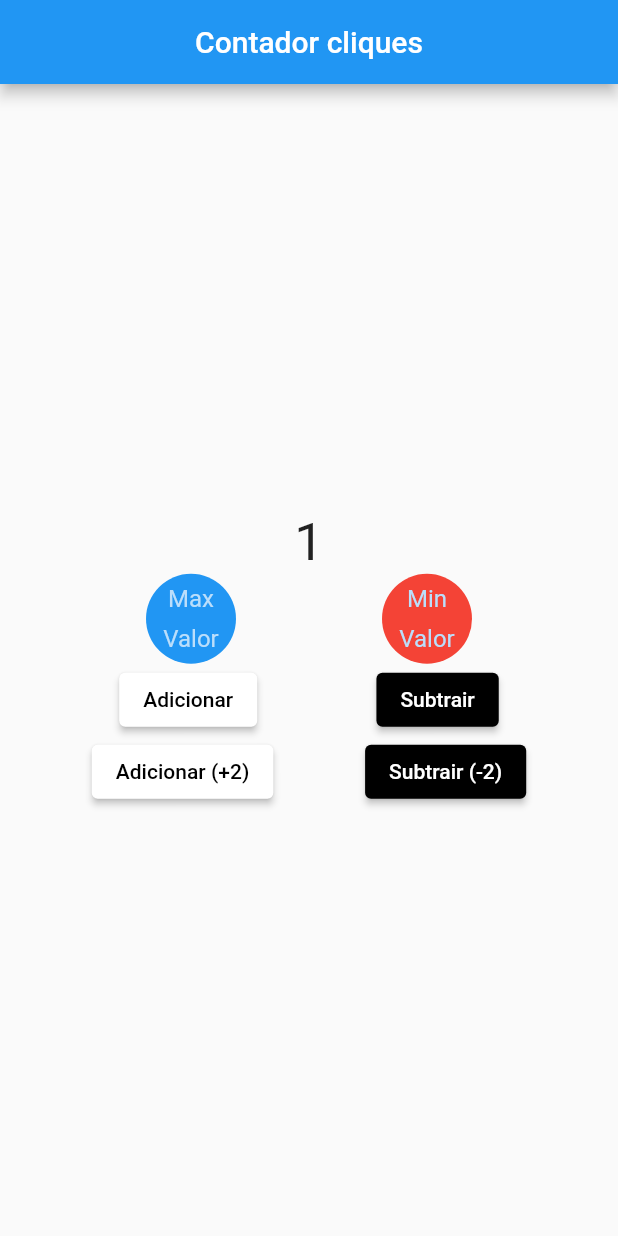
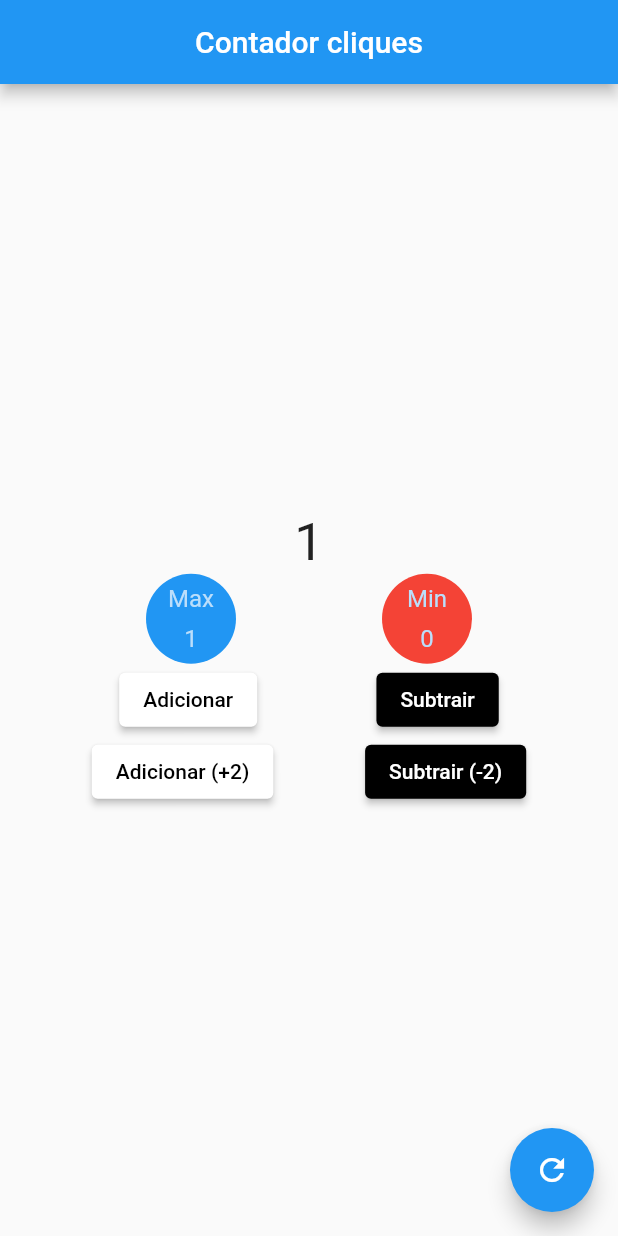
Before and after one commit to SilvaGabrielMartins/navegacao_gabriel, a Flutter app: the screen it shows after launch, after a tap on "Adicionar", on a phone screen of 412 x 824 dp. Run offline on Flutter 3.47's test engine with Material 2 defaults, Android fonts, the phone set to English and light mode, and no system bars.

Commit message:
Adicionado lógica placa e botão reset

```diff
--- a/lib/main.dart
+++ b/lib/main.dart
@@ -24,12 +24,15 @@ class MyPage extends StatefulWidget {
 }
 
 class _MyPageState extends State<MyPage> {
-  int contadorButao = 0;
+  int contadorButao = 0, valorMaximo = 0, valorMinimo = 0;
 
   void _contar({int quantidade = 1}) {
     setState(() {
       contadorButao += quantidade;
       print(contadorButao);
+      if (contadorButao > valorMaximo) {
+        valorMaximo = contadorButao;
+      }
     });
   }
 
@@ -60,7 +63,7 @@ class _MyPageState extends State<MyPage> {
                       mainAxisAlignment: MainAxisAlignment.spaceEvenly,
                       children: [
                         Text('Max'),
-                        Text('Valor'),
+                        Text('$valorMaximo'),
                       ],
                     )),
                 CircleAvatar(
@@ -70,7 +73,7 @@ class _MyPageState extends State<MyPage> {
                       mainAxisAlignment: MainAxisAlignment.spaceEvenly,
                       children: [
                         Text('Min'),
-                        Text('Valor'),
+                        Text('$valorMinimo'),
                       ],
                     ))
               ],
@@ -98,6 +101,9 @@ class _MyPageState extends State<MyPage> {
                                     'Impossível subtrair contagem de zero')));
                       } else {
                         contadorButao--;
+                        if (contadorButao < valorMinimo) {
+                          valorMinimo = contadorButao;
+                        }
                       }
                     });
                   },
@@ -132,6 +138,9 @@ class _MyPageState extends State<MyPage> {
                                     'Impossível subtrair contagem de zero')));
                       } else {
                         contadorButao -= 2;
+                        if (contadorButao < valorMinimo) {
+                          valorMinimo = contadorButao;
+                        }
                       }
                     });
                   },
@@ -144,6 +153,13 @@ class _MyPageState extends State<MyPage> {
           ],
         ),
       ),
+      floatingActionButton: FloatingActionButton(
+          child: Icon(Icons.refresh),
+          onPressed: () {
+            setState(() {
+              contadorButao = 0;
+            });
+          }),
     );
   }
 }
```
